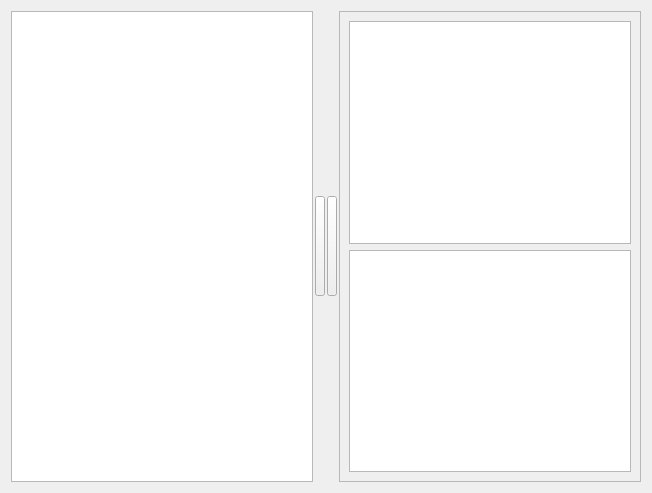
The window that testform.ui (AOtrans/HKVersionAPI) describes before a commit, drawn with Qt 5.
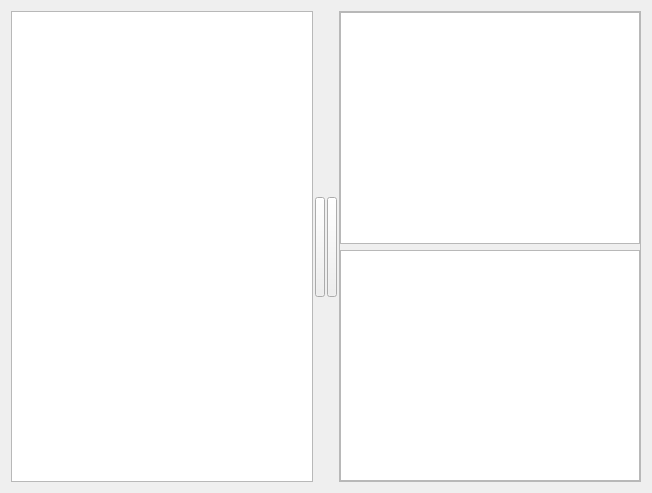
The same window after the commit.

```diff
--- a/testform.ui
+++ b/testform.ui
@@ -13,7 +13,7 @@
   <property name="windowTitle">
    <string>Form</string>
   </property>
-  <layout class="QVBoxLayout" name="verticalLayout_2">
+  <layout class="QVBoxLayout" name="verticalLayout_4">
    <item>
     <layout class="QHBoxLayout" name="horizontalLayout" stretch="1,0,5,0,1">
      <property name="spacing">
@@ -27,6 +27,24 @@
       </widget>
      </item>
      <item>
+      <layout class="QVBoxLayout" name="verticalLayout_2">
+       <property name="spacing">
+        <number>6</number>
+       </property>
+       <item>
+        <spacer name="verticalSpacer">
+         <property name="orientation">
+          <enum>Qt::Vertical</enum>
+         </property>
+         <property name="sizeHint" stdset="0">
+          <size>
+           <width>10</width>
+           <height>40</height>
+          </size>
+         </property>
+        </spacer>
+       </item>
+       <item>
       <widget class="QPushButton" name="pbcleft">
        <property name="minimumSize">
         <size>
@@ -46,9 +64,42 @@
       </widget>
      </item>
      <item>
+        <spacer name="verticalSpacer_2">
+         <property name="orientation">
+          <enum>Qt::Vertical</enum>
+         </property>
+         <property name="sizeHint" stdset="0">
+          <size>
+           <width>10</width>
+           <height>40</height>
+          </size>
+         </property>
+        </spacer>
+       </item>
+      </layout>
+     </item>
+     <item>
       <layout class="QGridLayout" name="gridLayout"/>
      </item>
      <item>
+      <layout class="QVBoxLayout" name="verticalLayout_3">
+       <property name="spacing">
+        <number>6</number>
+       </property>
+       <item>
+        <spacer name="verticalSpacer_3">
+         <property name="orientation">
+          <enum>Qt::Vertical</enum>
+         </property>
+         <property name="sizeHint" stdset="0">
+          <size>
+           <width>10</width>
+           <height>40</height>
+          </size>
+         </property>
+        </spacer>
+       </item>
+       <item>
       <widget class="QPushButton" name="pbcright">
        <property name="sizePolicy">
         <sizepolicy hsizetype="Minimum" vsizetype="Fixed">
@@ -80,6 +131,21 @@
       </widget>
      </item>
      <item>
+        <spacer name="verticalSpacer_4">
+         <property name="orientation">
+          <enum>Qt::Vertical</enum>
+         </property>
+         <property name="sizeHint" stdset="0">
+          <size>
+           <width>10</width>
+           <height>40</height>
+          </size>
+         </property>
+        </spacer>
+       </item>
+      </layout>
+     </item>
+     <item>
       <widget class="QFrame" name="frame">
        <property name="frameShape">
         <enum>QFrame::StyledPanel</enum>
@@ -88,6 +154,21 @@
         <enum>QFrame::Raised</enum>
        </property>
        <layout class="QVBoxLayout" name="verticalLayout">
+        <property name="spacing">
+         <number>6</number>
+        </property>
+        <property name="leftMargin">
+         <number>0</number>
+        </property>
+        <property name="topMargin">
+         <number>0</number>
+        </property>
+        <property name="rightMargin">
+         <number>0</number>
+        </property>
+        <property name="bottomMargin">
+         <number>0</number>
+        </property>
         <item>
          <widget class="QTreeView" name="rightTreeView_1"/>
         </item>
```
Lines whose indentation alone changed are shown as unchanged.
